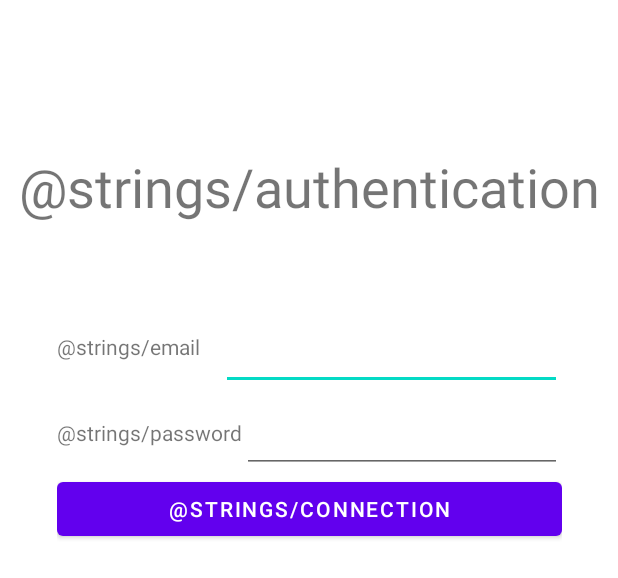
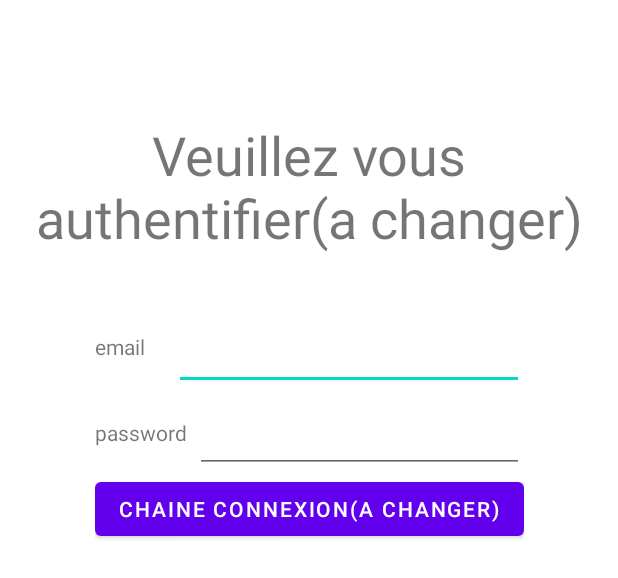
Before and after one commit to elie987654321/TP3AppMobile, an Android app: the layout activity_conexion.xml on its own in the app's theme, with its tools: preview values and no code run, on a phone screen of 412 x 824 dp. Shown: the top 578 px of the screen. Run offline under Robolectric (Android 15) with nearby library versions, the phone set to English and light mode, and no system bars.

Commit message:
fix des strings

```diff
--- a/tp3/app/src/main/res/layout/activity_conexion.xml
+++ b/tp3/app/src/main/res/layout/activity_conexion.xml
@@ -12,7 +12,7 @@
         android:layout_height="wrap_content"
         android:layout_marginTop="80dp"
         android:layout_marginBottom="32dp"
-        android:text="@strings/authentication"
+        android:text="@string/authentification"
         android:textAlignment="center"
         android:textSize="36sp"
         app:layout_constraintBottom_toTopOf="@+id/linearLayout"
@@ -41,7 +41,7 @@
                 android:layout_width="wrap_content"
                 android:layout_height="wrap_content"
                 android:layout_weight="1"
-                android:text="@strings/email" />
+                android:text="@string/email" />
 
             <EditText
                 android:id="@+id/emailEdit"
@@ -64,7 +64,7 @@
                 android:layout_width="wrap_content"
                 android:layout_height="wrap_content"
                 android:layout_weight="1"
-                android:text="@strings/password" />
+                android:text="@string/password" />
 
             <EditText
                 android:id="@+id/passwordEdit"
@@ -82,7 +82,7 @@
             android:layout_width="match_parent"
             android:layout_height="wrap_content"
             android:onClick="connectionOnClick"
-            android:text="@strings/connection" />
+            android:text="@string/connection" />
     </LinearLayout>
 
 </androidx.constraintlayout.widget.ConstraintLayout>
--- a/tp3/app/src/main/res/values/strings.xml
+++ b/tp3/app/src/main/res/values/strings.xml
@@ -5,7 +5,8 @@
     <string name="strGreater"> Veuillez saisir une valeur supérieure.</string>
     <string name="strLower"> Veuillez saisir une valeur inférieure.</string>
     <string name="strCongratulations"> Toutes nos félicitations</string>
-
+    <string name="email">email</string>
+    <string name="password">password</string>
     <string name="strMessage"> Félicitations, vous gagnez aprés % d essais. Voulez-vous réessayer?</string>
     <string name="strYes">Oui</string>
     <string name="strNo">Non</string>
```
